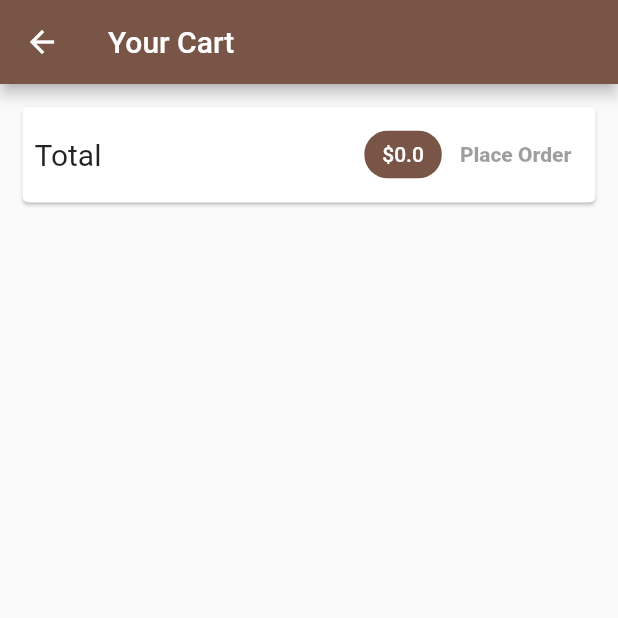
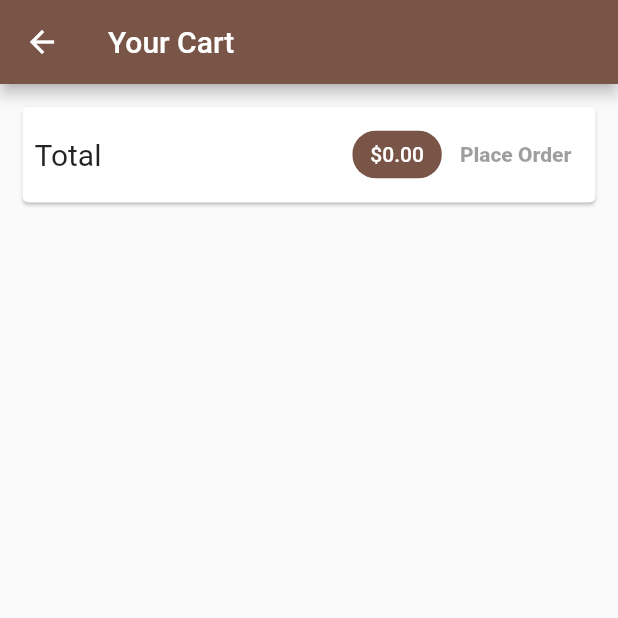
Before and after one commit to Dante291/Market_maven, a Flutter app: the cartScreen screen opened by its route, on a phone screen of 412 x 824 dp, the top half of it. Run offline on Flutter 3.47's test engine with Material 2 defaults, Android fonts, the phone set to English and light mode, and no system bars; network calls fail.

Commit message:
saving orders data on server

```diff
--- a/lib/Screens/cart_screen.dart
+++ b/lib/Screens/cart_screen.dart
@@ -30,7 +30,7 @@ class cartScreen extends StatelessWidget {
                     Spacer(),
                     Chip(
                       label: Text(
-                        '\$${cart.totalAmount}',
+                        '\$${cart.totalAmount.toStringAsFixed(2)}',
                         style: TextStyle(color: Colors.white),
                       ),
                       backgroundColor: Theme.of(context).primaryColor,
@@ -38,22 +38,7 @@ class cartScreen extends StatelessWidget {
                     SizedBox(
                       width: 4,
                     ),
-                    TextButton(
-                      onPressed: cart.items.isEmpty
-                          ? null
-                          : () {
-                              {
-                                Provider.of<Orders>(context, listen: false)
-                                    .addOrder(cart.items.values.toList(),
-                                        cart.totalAmount);
-                                cart.clear();
-                              }
-                            },
-                      child: Text(
-                        'Place Order',
-                        style: TextStyle(fontWeight: FontWeight.w800),
-                      ),
-                    )
+                    placeOrderButton(cart: cart)
                   ]),
             ),
           ),
@@ -92,3 +77,45 @@ class cartScreen extends StatelessWidget {
         ]));
   }
 }
+
+class placeOrderButton extends StatefulWidget {
+  const placeOrderButton({
+    super.key,
+    required this.cart,
+  });
+
+  final Cart cart;
+
+  @override
+  State<placeOrderButton> createState() => _placeOrderButtonState();
+}
+
+class _placeOrderButtonState extends State<placeOrderButton> {
+  var _isloading = false;
+  @override
+  Widget build(BuildContext context) {
+    return TextButton(
+      onPressed: (widget.cart.items.isEmpty || _isloading)
+          ? null
+          : () async {
+              setState(() {
+                _isloading = true;
+              });
+
+              await Provider.of<Orders>(context, listen: false).addOrder(
+                  widget.cart.items.values.toList(), widget.cart.totalAmount);
+
+              setState(() {
+                _isloading = false;
+              });
+              widget.cart.clear();
+            },
+      child: _isloading
+          ? CircularProgressIndicator()
+          : Text(
+              'Place Order',
+              style: TextStyle(fontWeight: FontWeight.w800),
+            ),
+    );
+  }
+}
--- a/lib/Widgets/order_item.dart
+++ b/lib/Widgets/order_item.dart
@@ -12,7 +12,7 @@ class OrderItem extends StatelessWidget {
       margin: EdgeInsets.all(15),
       child: Column(children: [
         ListTile(
-          title: Text('\$${order.amount}'),
+          title: Text('\$${order.amount.toStringAsFixed(2)}'),
           subtitle: Text(DateFormat('dd/MM/yyyy hh:mm').format(order.dateTime)),
           trailing: IconButton(
             icon: Icon(Icons.expand_more),
```
Also changed, not shown: lib/Providers/orders.dart (+23 -2 lines).
